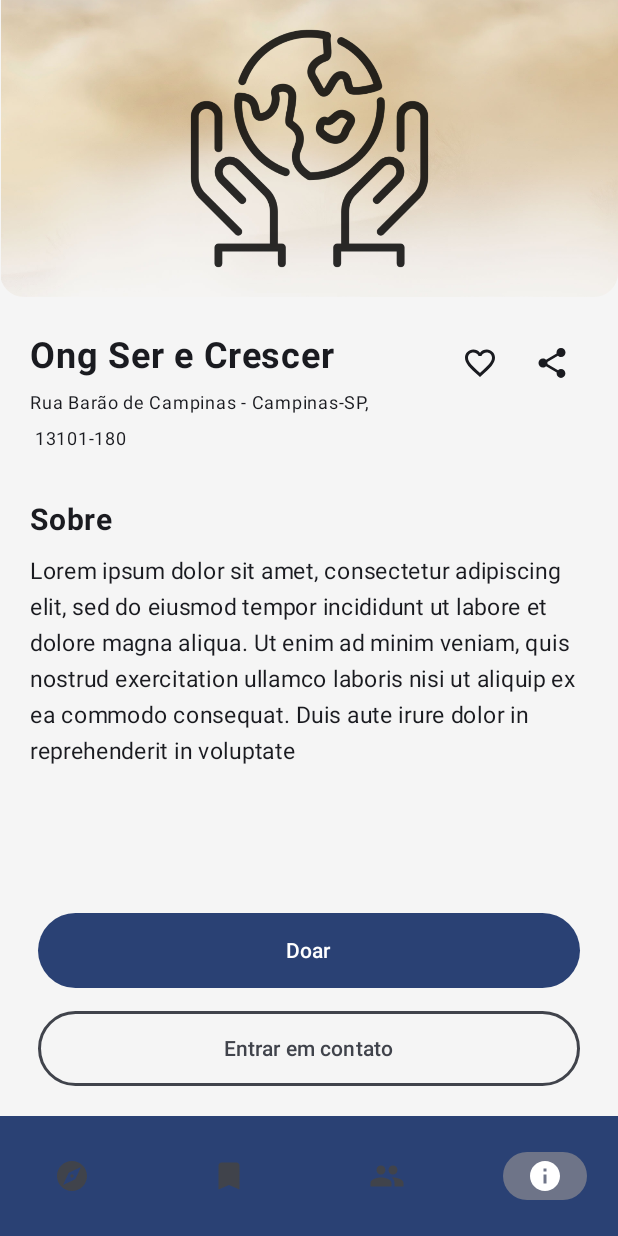
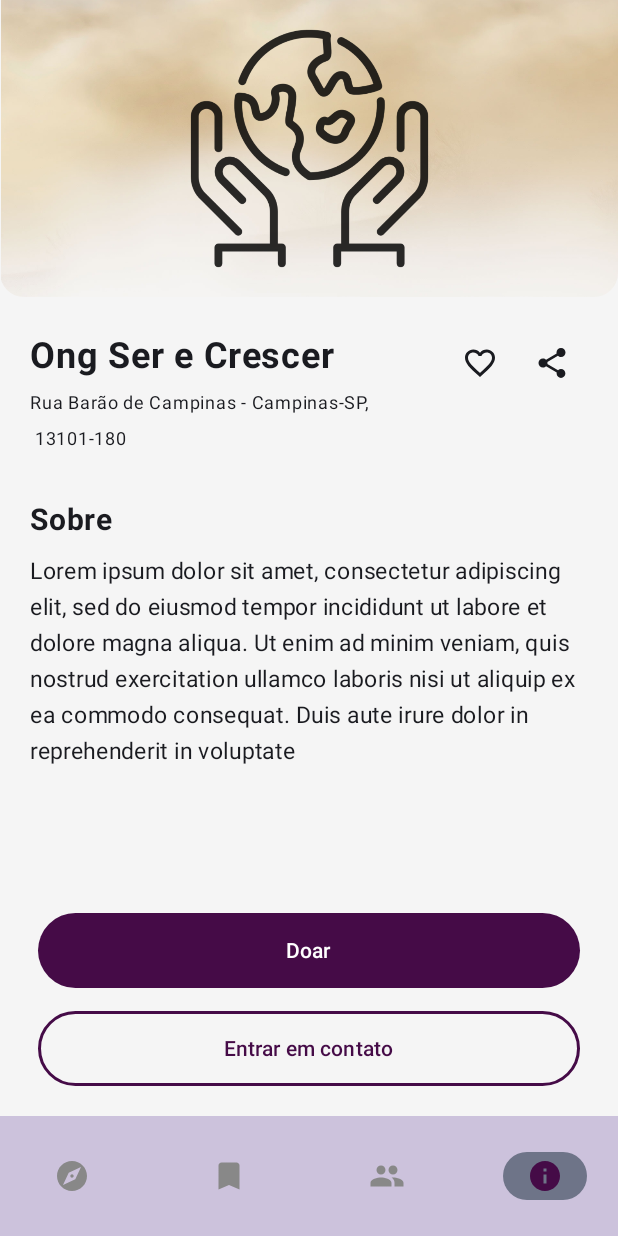
Before and after one commit to allangnutzmans/voluntariar, an Android app built with Jetpack Compose: the OrgInfoScreen screen opened through its navigation route, on a phone screen of 412 x 824 dp. Run offline under Robolectric (Android 15) with nearby library versions, the phone set to English and light mode, and no system bars.

Commit message:
Fix some colors

```diff
--- a/app/src/main/java/com/ongs/voluntariar/components/BottomNavigationBar.kt
+++ b/app/src/main/java/com/ongs/voluntariar/components/BottomNavigationBar.kt
@@ -6,20 +6,28 @@ import androidx.compose.material.icons.filled.Explore
 import androidx.compose.material.icons.filled.Info
 import androidx.compose.material.icons.filled.People
 import androidx.compose.material3.Icon
-import androidx.compose.material3.MaterialTheme
 import androidx.compose.material3.NavigationBar
 import androidx.compose.material3.NavigationBarItem
 import androidx.compose.runtime.Composable
+import androidx.compose.ui.graphics.Color
 import androidx.navigation.NavHostController
 import androidx.navigation.compose.currentBackStackEntryAsState
+import com.ongs.voluntariar.ui.theme.Purple80
+import com.ongs.voluntariar.ui.theme.PurpleGrey80
 
 @Composable
 fun BottomNavigationBar(navController: NavHostController) {
     NavigationBar(
-        containerColor = MaterialTheme.colorScheme.primary
+        containerColor = PurpleGrey80
     ) {
         NavigationBarItem(
-            icon = { Icon(Icons.Filled.Explore, contentDescription = "Explore") },
+            icon = {
+                Icon(
+                    Icons.Filled.Explore,
+                    contentDescription = "Explore",
+                    tint = if (navController.currentBackStackEntryAsState().value?.destination?.route == "explore") Purple80 else Color.Gray
+                )
+            },
             selected = navController.currentBackStackEntryAsState().value?.destination?.route == "explore",
             onClick = {
                 navController.navigate("explore") {
@@ -29,7 +37,13 @@ fun BottomNavigationBar(navController: NavHostController) {
             }
         )
         NavigationBarItem(
-            icon = { Icon(Icons.Filled.Bookmark, contentDescription = "Saved") },
+            icon = {
+                Icon(
+                    Icons.Filled.Bookmark,
+                    contentDescription = "Saved",
+                    tint = if (navController.currentBackStackEntryAsState().value?.destination?.route == "saved") Purple80 else Color.Gray
+                )
+            },
             selected = navController.currentBackStackEntryAsState().value?.destination?.route == "saved",
             onClick = {
                 navController.navigate("saved") {
@@ -39,7 +53,13 @@ fun BottomNavigationBar(navController: NavHostController) {
             }
         )
         NavigationBarItem(
-            icon = { Icon(Icons.Filled.People, contentDescription = "Community") },
+            icon = {
+                Icon(
+                    Icons.Filled.People,
+                    contentDescription = "Community",
+                    tint = if (navController.currentBackStackEntryAsState().value?.destination?.route == "community") Purple80 else Color.Gray
+                )
+            },
             selected = navController.currentBackStackEntryAsState().value?.destination?.route == "community",
             onClick = {
                 navController.navigate("community") {
@@ -49,7 +69,13 @@ fun BottomNavigationBar(navController: NavHostController) {
             }
         )
         NavigationBarItem(
-            icon = { Icon(Icons.Filled.Info, contentDescription = "OrgInfo") },
+            icon = {
+                Icon(
+                    Icons.Filled.Info,
+                    contentDescription = "OrgInfo",
+                    tint = if (navController.currentBackStackEntryAsState().value?.destination?.route == "orgInfo") Purple80 else Color.Gray
+                )
+            },
             selected = navController.currentBackStackEntryAsState().value?.destination?.route == "orgInfo",
             onClick = {
                 navController.navigate("orgInfo") {
@@ -58,6 +84,5 @@ fun BottomNavigationBar(navController: NavHostController) {
                 }
             }
         )
-
     }
 }
--- a/app/src/main/java/com/ongs/voluntariar/screens/OrgInfoScreen.kt
+++ b/app/src/main/java/com/ongs/voluntariar/screens/OrgInfoScreen.kt
@@ -33,6 +33,7 @@ import androidx.compose.ui.unit.dp
 import androidx.compose.ui.unit.sp
 import androidx.navigation.NavController
 import com.ongs.voluntariar.R
+import com.ongs.voluntariar.ui.theme.Purple80
 
 @Composable
 fun OrgInfoScreen(navController: NavController?){
@@ -133,6 +134,9 @@ fun OrgInfoScreen(navController: NavController?){
                             modifier = Modifier
                                 .height(50.dp)
                                 .fillMaxWidth(),
+                            colors = ButtonDefaults.buttonColors(
+                                containerColor = Purple80
+                            ),
                             onClick = { /*TODO*/ }
                         ) {
                             Text(text = "Doar")
@@ -140,11 +144,9 @@ fun OrgInfoScreen(navController: NavController?){
                         OutlinedButton(modifier = Modifier
                             .height(50.dp)
                             .fillMaxWidth(),
-                            border = BorderStroke(2.dp, ButtonDefaults.outlinedButtonColors().contentColor),
-                            onClick = {
-                            navController!!.navigate("bmi")
-                        }) {
-                            Text(text = "Entrar em contato")
+                            border = BorderStroke(2.dp, Purple80),
+                            onClick = {}) {
+                            Text(text = "Entrar em contato", color = Purple80)
                         }
                     }
             }
--- a/gradle/libs.versions.toml
+++ b/gradle/libs.versions.toml
@@ -1,5 +1,5 @@
 [versions]
-agp = "8.9.0"
+agp = "8.5.0"
 kotlin = "1.9.0"
 coreKtx = "1.15.0"
 junit = "4.13.2"
```
Also changed, not shown: app/src/main/java/com/ongs/voluntariar/screens/SignInScreen.kt (added).
